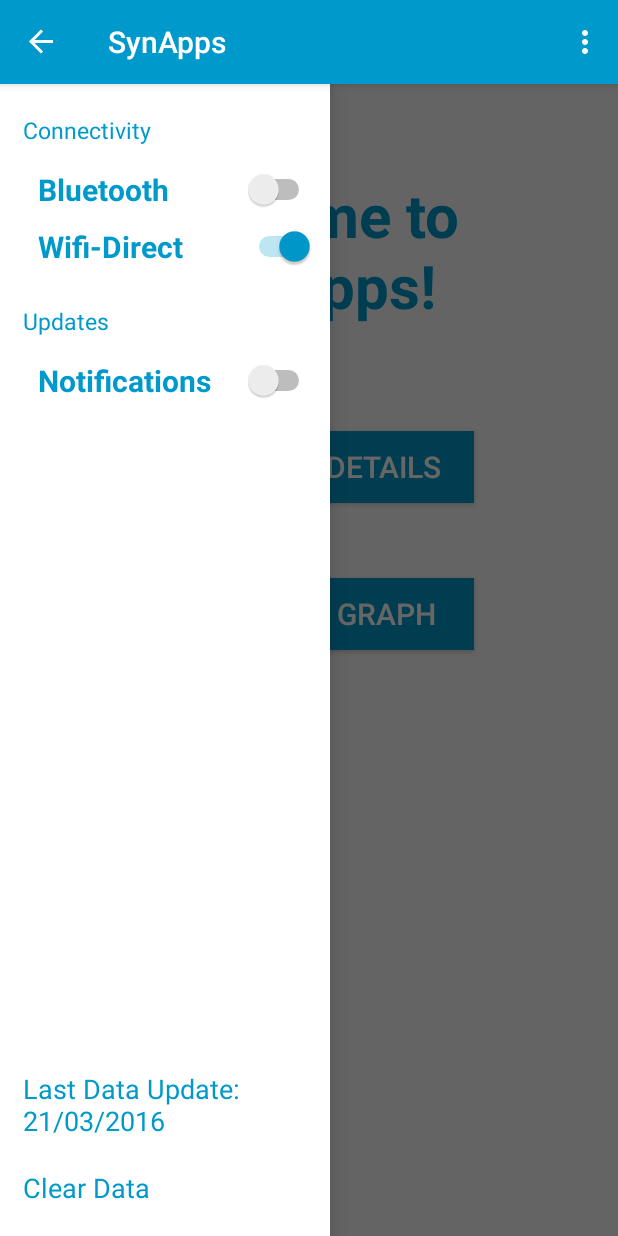
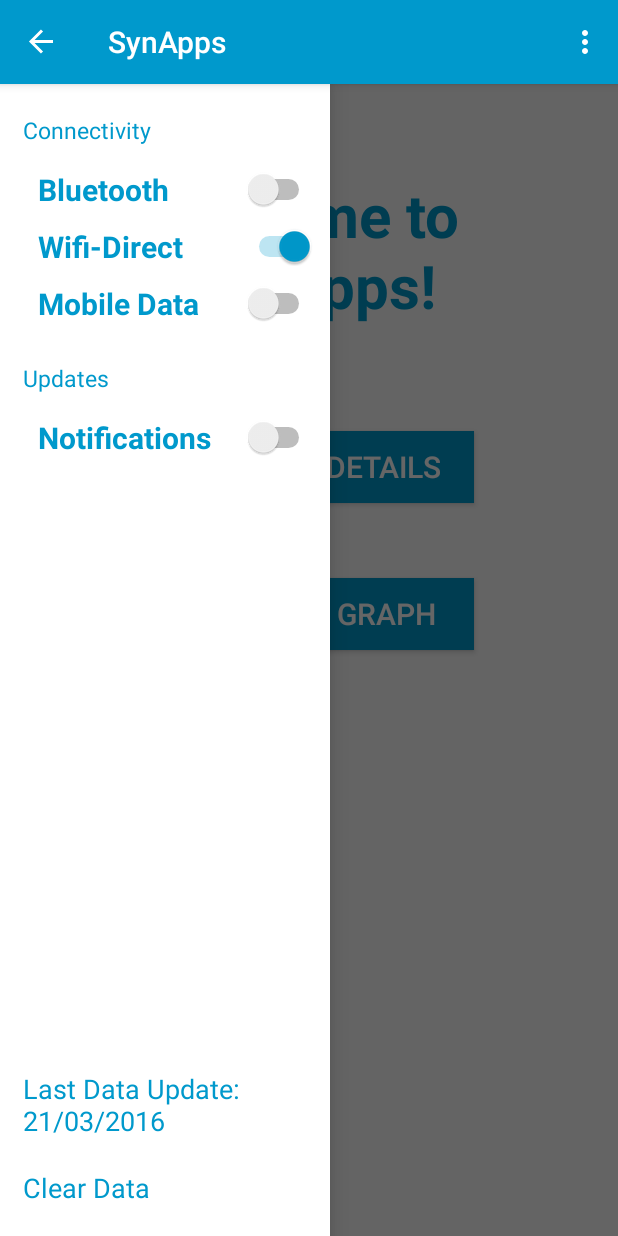
Before and after one commit to EECE451/SynApps, an Android app: the screen it shows after launch (MainActivity), with the side drawer open, on a phone screen of 412 x 824 dp. Run offline under Robolectric (Android 15) with nearby library versions, the phone set to English and light mode, and no system bars.

Commit message:
WiFi Direct switch working 100%++

```diff
--- a/app/src/main/java/com/example/saadallah/synapps/MainActivity.java
+++ b/app/src/main/java/com/example/saadallah/synapps/MainActivity.java
@@ -80,7 +80,7 @@ public class MainActivity extends AppCompatActivity {
 
         //Wifi
 
-        Switch wifiSwitch = (Switch) findViewById(R.id.wifidirect_switch);
+        Switch wifiSwitch = (Switch) findViewById(R.id.wifi_switch);
         wifiManager = (WifiManager) getSystemService(Context.WIFI_SERVICE);
 
         if(wifiManager.isWifiEnabled()) // checks is Wifi is ON or OFF and sets the initial value of the toggle
--- a/app/src/main/res/layout/activity_main.xml
+++ b/app/src/main/res/layout/activity_main.xml
@@ -93,7 +93,7 @@
                 android:layout_width="fill_parent"
                 android:layout_height="wrap_content"
                 android:text="@string/wifidirect"
-                android:id="@+id/wifidirect_switch"
+                android:id="@+id/wifi_switch"
                 android:textColor="@color/myBlue"
                 android:textSize="20sp"
                 android:layout_below="@+id/bluetooth_switch"
@@ -101,6 +101,20 @@
                 android:layout_marginTop="5dp"
                 android:layout_marginRight="10dp"
                 android:layout_marginBottom="5dp"
+                android:textStyle="bold" />
+
+            <Switch
+                android:layout_width="fill_parent"
+                android:layout_height="wrap_content"
+                android:text="@string/mobile_data"
+                android:id="@+id/mobile_data_"
+                android:layout_marginLeft="25dp"
+                android:layout_marginTop="5dp"
+                android:layout_marginRight="10dp"
+                android:layout_marginBottom="5dp"
+                android:layout_below="@+id/wifi_switch"
+                android:textColor="@color/myBlue"
+                android:textSize="20dp"
                 android:textStyle="bold" />
 
             <TextView
@@ -120,7 +134,7 @@
                 android:text="@string/updates"
                 android:id="@+id/updates_textview"
                 android:textColor="@color/myBlue"
-                android:layout_below="@+id/wifidirect_switch"
+                android:layout_below="@+id/mobile_data_"
                 android:textSize="15dp"
                 android:layout_marginLeft="15dp"
                 android:layout_marginTop="20dp"
--- a/app/src/main/res/layout/activity_network_details.xml
+++ b/app/src/main/res/layout/activity_network_details.xml
@@ -58,7 +58,7 @@
         android:layout_width="fill_parent"
         android:layout_height="wrap_content"
         android:text="@string/wifidirect"
-        android:id="@+id/wifidirect_switch"
+        android:id="@+id/wifi_switch"
         android:textColor="@color/myBlue"
         android:textSize="20sp"
         android:layout_below="@+id/bluetooth_switch"
@@ -85,7 +85,7 @@
         android:text="@string/updates"
         android:id="@+id/updates_textview"
         android:textColor="@color/myBlue"
-        android:layout_below="@+id/wifidirect_switch"
+        android:layout_below="@+id/wifi_switch"
         android:textSize="15dp"
         android:layout_marginLeft="15dp"
         android:layout_marginTop="20dp"
--- a/app/src/main/res/values/strings.xml
+++ b/app/src/main/res/values/strings.xml
@@ -20,6 +20,7 @@
     <string name="yes">Yes</string>
     <string name="no">No</string>
     <string name="title_activity_network_details">Network Details</string>
+    <string name="mobile_data">Mobile Data</string>
 
     <!--> Dummy Values for Network Details Arrays<-->
 
```
